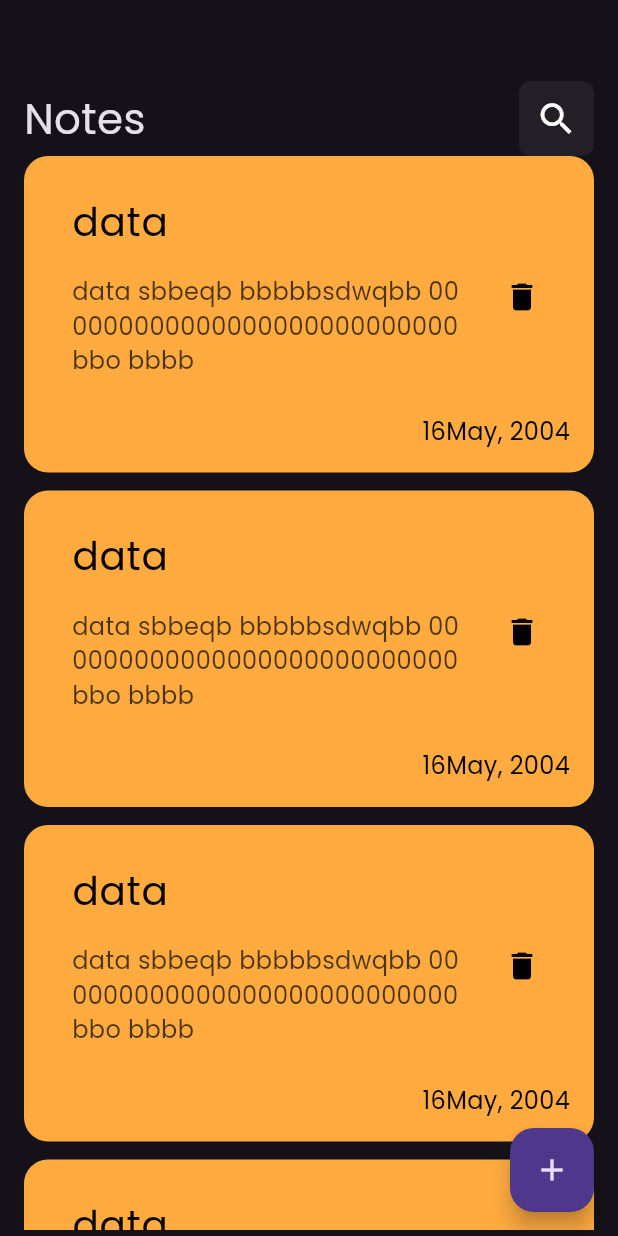
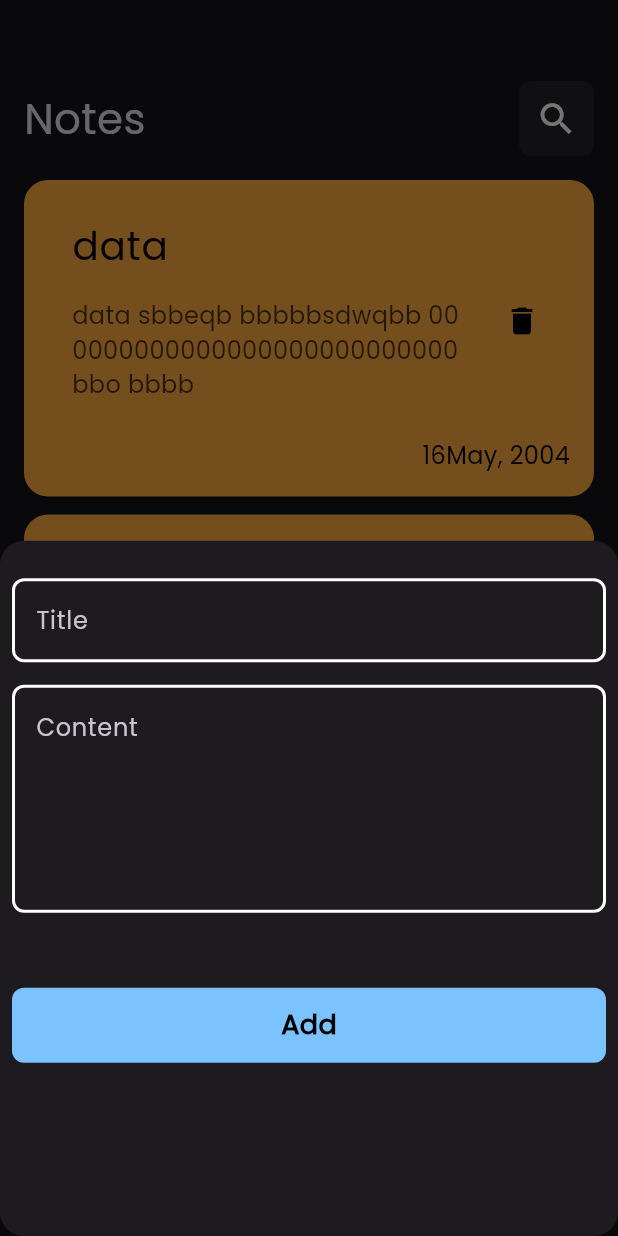
Before and after one commit to mohamedagm/notes_v1, a Flutter app: the screen it shows after launch, after a tap on the "add" icon, on a phone screen of 412 x 824 dp. Run offline on Flutter 3.47's test engine with Material 3 defaults, Android fonts, the phone set to English and light mode, and no system bars.

Commit message:
add note bottom sheet and it's Components(fields+button)

```diff
--- /dev/null
+++ b/lib/constants.dart
@@ -0,0 +1,3 @@
+import 'package:flutter/material.dart';
+
+const KprimaryColor = Color.fromARGB(255, 122, 195, 255);
--- a/lib/views/home_view.dart
+++ b/lib/views/home_view.dart
@@ -1,4 +1,6 @@
 import 'package:flutter/material.dart';
+import 'package:notes_v1/constants.dart';
+import 'package:notes_v1/views/widgets/add_note_bottom_sheet.dart';
 import 'package:notes_v1/views/widgets/home_view_body.dart';
 
 class HomeView extends StatelessWidget {
@@ -9,7 +11,18 @@ class HomeView extends StatelessWidget {
     return Scaffold(
       body: const HomeViewBody(),
       floatingActionButton: FloatingActionButton(
-        onPressed: () {},
+        backgroundColor: KprimaryColor,
+        onPressed: () {
+          showModalBottomSheet(
+            shape: RoundedRectangleBorder(
+              borderRadius: BorderRadius.circular(16),
+            ),
+            context: context,
+            builder: (context) {
+              return AddNoteBottomSheet();
+            },
+          );
+        },
         child: Icon(Icons.add),
       ),
     );
--- /dev/null
+++ b/lib/views/widgets/add_note_bottom_sheet.dart
@@ -0,0 +1,24 @@
+import 'package:flutter/material.dart';
+import 'package:notes_v1/views/widgets/custom_button.dart';
+import 'package:notes_v1/views/widgets/custom_text_field.dart';
+
+class AddNoteBottomSheet extends StatelessWidget {
+  const AddNoteBottomSheet({super.key});
+
+  @override
+  Widget build(BuildContext context) {
+    return Padding(
+      padding: const EdgeInsets.symmetric(horizontal: 8.0),
+      child: Column(
+        children: [
+          SizedBox(height: 25),
+          CustomTextField(onChanged: (value) {}, hint: 'Title'),
+          SizedBox(height: 15),
+          CustomTextField(onChanged: (value) {}, hint: 'Content', maxLines: 5),
+          SizedBox(height: 50),
+          CustomButton(onTap: () {}, childtext: 'Add'),
+        ],
+      ),
+    );
+  }
+}
--- /dev/null
+++ b/lib/views/widgets/custom_button.dart
@@ -0,0 +1,32 @@
+import 'package:flutter/material.dart';
+import 'package:notes_v1/constants.dart';
+
+class CustomButton extends StatelessWidget {
+  CustomButton({required this.onTap, super.key, required this.childtext});
+  final String childtext;
+  void Function()? onTap;
+  @override
+  Widget build(BuildContext context) {
+    return GestureDetector(
+      onTap: onTap,
+      child: Container(
+        child: Center(
+          child: Text(
+            childtext,
+            style: TextStyle(
+              color: Colors.black,
+              fontSize: 18,
+              fontWeight: FontWeight.bold,
+            ),
+          ),
+        ),
+        width: MediaQuery.of(context).size.width,
+        height: 50,
+        decoration: BoxDecoration(
+          color: KprimaryColor,
+          borderRadius: BorderRadius.circular(8), // ✅ جعل الحواف دائرية
+        ),
+      ),
+    );
+  }
+}
--- /dev/null
+++ b/lib/views/widgets/custom_text_field.dart
@@ -0,0 +1,33 @@
+import 'package:flutter/material.dart';
+import 'package:notes_v1/constants.dart';
+
+class CustomTextField extends StatelessWidget {
+  CustomTextField({
+    super.key,
+    required this.onChanged,
+    required this.hint,
+    this.maxLines,
+  });
+  final String hint;
+  void Function(String data)? onChanged;
+  final int? maxLines;
+  @override
+  Widget build(BuildContext context) {
+    return TextFormField(
+      maxLines: maxLines,
+      cursorColor: KprimaryColor,
+      onChanged: onChanged,
+      decoration: InputDecoration(
+        hintText: hint,
+        border: customBorder(),
+        enabledBorder: customBorder(),
+        focusedBorder: customBorder(KprimaryColor),
+      ),
+    );
+  }
+
+  OutlineInputBorder customBorder([Color]) => OutlineInputBorder(
+    borderSide: BorderSide(color: Color ?? Colors.white, width: 2),
+    borderRadius: BorderRadius.circular(8),
+  );
+}
--- a/lib/views/widgets/notes_list.dart
+++ b/lib/views/widgets/notes_list.dart
@@ -6,10 +6,14 @@ class NotesList extends StatelessWidget {
 
   @override
   Widget build(BuildContext context) {
-    return ListView.builder(
-      itemBuilder: (context, index) {
-        return const NotesItem();
-      },
+    return Padding(
+      padding: const EdgeInsets.symmetric(vertical: 16.0),
+      child: ListView.builder(
+        padding: EdgeInsets.zero,
+        itemBuilder: (context, index) {
+          return const NotesItem();
+        },
+      ),
     );
   }
 }
```
